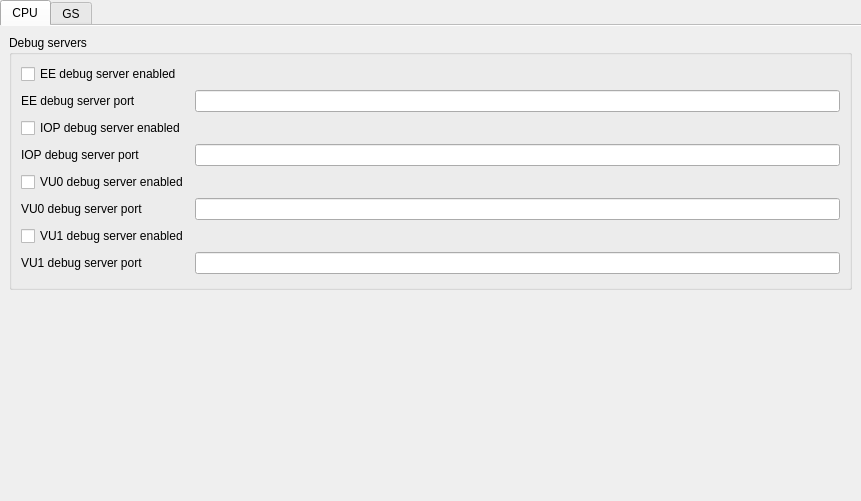
Before: the Qt Designer form pcsx2-qt/Settings/DebugSettingsWidget.ui in PCSX2/pcsx2, drawn with Qt 5.
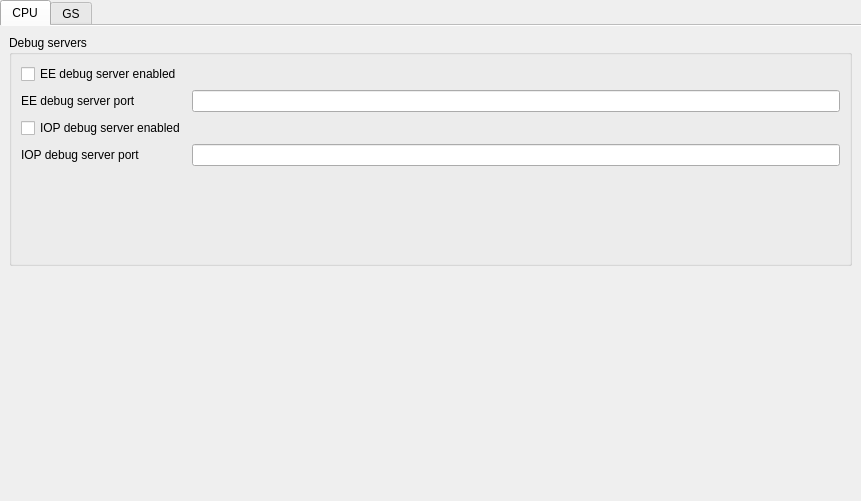
After: the same form once the commit is applied.

Commit message: Debugger: fixed UI layout for debug settings

What changed in the file:
```diff
--- a/pcsx2-qt/Settings/DebugSettingsWidget.ui
+++ b/pcsx2-qt/Settings/DebugSettingsWidget.ui
@@ -92,55 +92,7 @@
                      </sizepolicy>
                     </property>
                   </widget>
-			    </item>
-				<item row="4" column="0">
-				 <widget class="QCheckBox" name="VU0DebugServerEnabled">
-				  <property name="text">
-				   <string>VU0 debug server enabled</string>
-				  </property>
-				 </widget>
-				</item>				   
-				<item row="5" column="0">
-				 <widget class="QLabel" name="VU0DebugServerSlotText">
-				  <property name="text">
-				   <string>VU0 debug server port</string>
-				  </property>
-				 </widget>
-				</item>
-			    <item row="5" column="1">
-			     <widget class="QLineEdit" name="VU0DebugServerSlot">
-                    <property name="sizePolicy">
-                     <sizepolicy hsizetype="Minimum" vsizetype="Fixed">
-                      <horstretch>0</horstretch>
-                      <verstretch>0</verstretch>
-                     </sizepolicy>
-                    </property>
-                  </widget>
-			    </item>
-				<item row="6" column="0">
-				 <widget class="QCheckBox" name="VU1DebugServerEnabled">
-				  <property name="text">
-				   <string>VU1 debug server enabled</string>
-				  </property>
-				 </widget>
-				</item>				   
-				<item row="7" column="0">
-				 <widget class="QLabel" name="VU1DebugServerSlotText">
-				  <property name="text">
-				   <string>VU1 debug server port</string>
-				  </property>
-				 </widget>
-				</item>
-			    <item row="7" column="1">
-			     <widget class="QLineEdit" name="VU1DebugServerSlot">
-                    <property name="sizePolicy">
-                     <sizepolicy hsizetype="Minimum" vsizetype="Fixed">
-                      <horstretch>0</horstretch>
-                      <verstretch>0</verstretch>
-                     </sizepolicy>
-                    </property>
-                  </widget>
-			    </item>
+         </item>		   
 		      </layout>
 		   </widget>
 	   </item>
```
Lines whose indentation alone changed are shown as unchanged. The commit also changes 1 other file.
